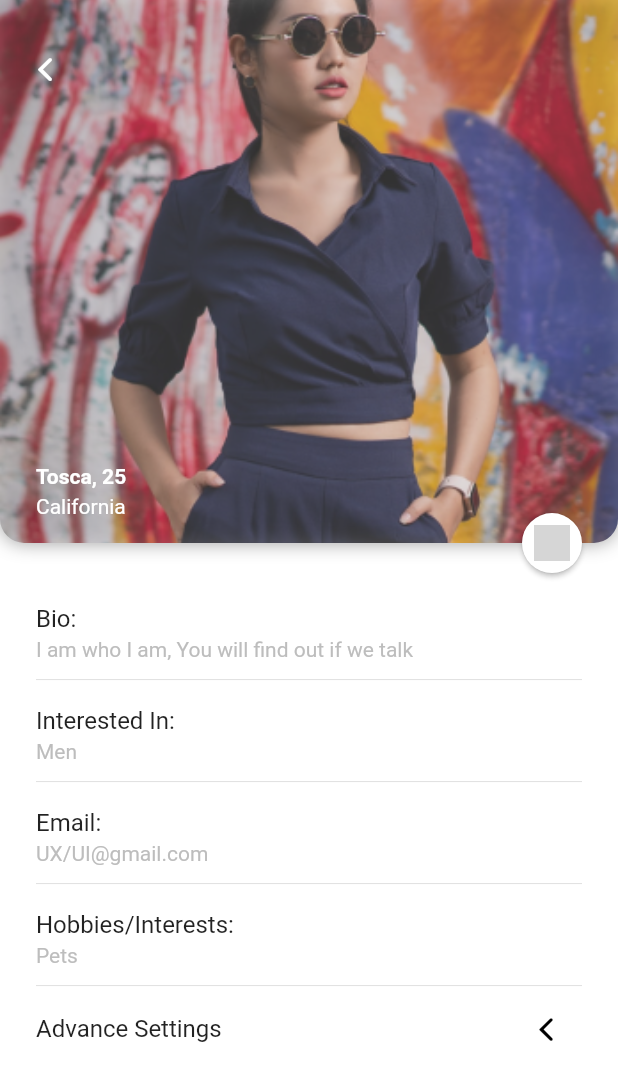
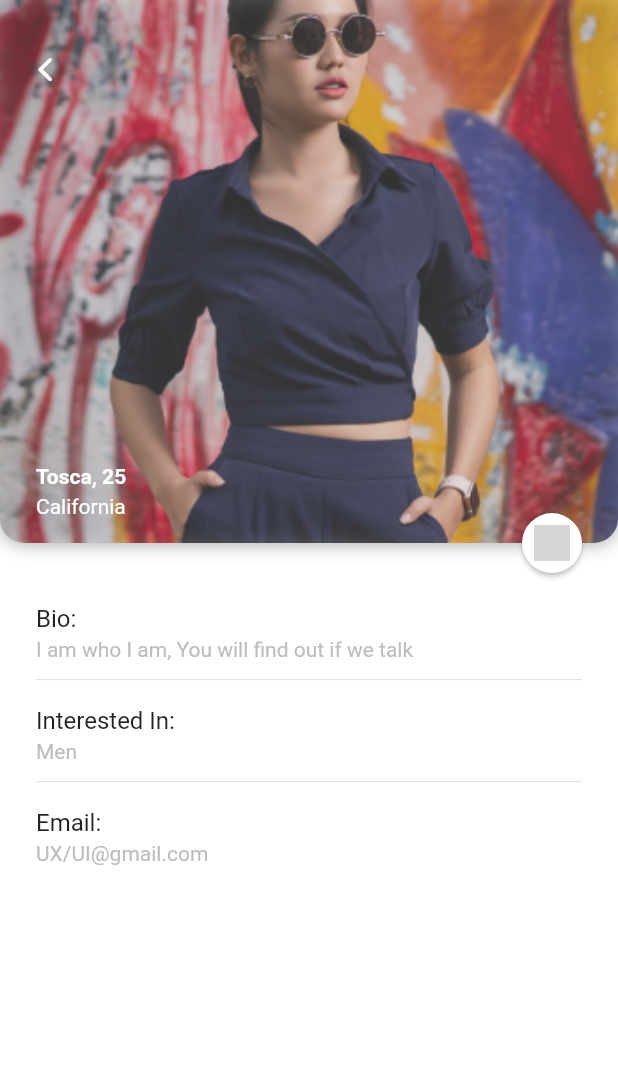
Before and after one commit to UsmanKhanFlutter/pitch_app, a Flutter app: the ProfileScreen screen opened directly, on a phone screen of 412 x 824 dp. Shown: the top 1081 px of the screen. Run offline on Flutter 3.47's test engine with Material 2 defaults, Android fonts, the light colour scheme and no system bars; drawn by our look-alikes of velocity_x; our stand-ins replace country_code_picker, percent_indicator; grey boxes are pictures that could not be loaded.

Commit message:
3:50PM 9/6/2021 Hina

```diff
--- a/lib/screens/profile/screen_profile.dart
+++ b/lib/screens/profile/screen_profile.dart
@@ -11,15 +11,15 @@ class ProfileScreen extends StatelessWidget {
     "Bio:",
     "Interested In:",
     "Email:",
-    "Hobbies/Interests:",
-    "Advance Settings",
+    // "Hobbies/Interests:",
+    // "Advance Settings",
   ];
   final List<String> subList = [
     "I am who I am, You will find out if we talk",
     "Men",
     "UX/UI@gmail.com",
-    "Pets",
-    "Advance Settings",
+    // "Pets",
+    // "Advance Settings",
   ];
   @override
   Widget build(BuildContext context) {
@@ -89,34 +89,34 @@ class ProfileScreen extends StatelessWidget {
           ),
           Expanded(
             child: ListView.separated(
-              itemCount: 5,
+              itemCount: 3,
               itemBuilder: (context, index) {
-                if (index == 4) {
-                  return Padding(
-                    padding:
-                        const EdgeInsets.only(bottom: 16, left: 8, right: 8),
-                    child: Container(
-                      height: 50,
-                      alignment: Alignment.center,
-                      child: ListTile(
-                        title: "Advance Settings".text.make(),
-                        trailing: IconButton(
-                            icon: Icon(
-                              CupertinoIcons.back,
-                              color: Colors.black,
-                            ),
-                            onPressed: () =>
-                                _scaffoldKey.currentState.showBottomSheet(
-                                  (context) => ProfileBottomSheet(
-                                    context.screenHeight * 0.7,
-                                  ),
-                                )
-                            // profileBottomSheet(context, context.screenHeight),
-                            ),
-                      ),
-                    ),
-                  );
-                }
+                // if (index == 4) {
+                //   return Padding(
+                //     padding:
+                //         const EdgeInsets.only(bottom: 16, left: 8, right: 8),
+                //     child: Container(
+                //       height: 50,
+                //       alignment: Alignment.center,
+                //       child: ListTile(
+                //         title: "Advance Settings".text.make(),
+                //         trailing: IconButton(
+                //             icon: Icon(
+                //               CupertinoIcons.back,
+                //               color: Colors.black,
+                //             ),
+                //             onPressed: () =>
+                //                 _scaffoldKey.currentState.showBottomSheet(
+                //                   (context) => ProfileBottomSheet(
+                //                     context.screenHeight * 0.7,
+                //                   ),
+                //                 )
+                //             // profileBottomSheet(context, context.screenHeight),
+                //             ),
+                //       ),
+                //     ),
+                //   );
+                // }
                 return Padding(
                   padding: const EdgeInsets.only(bottom: 16, left: 8, right: 8),
                   child: Container(
--- a/lib/screens/screen_gift.dart
+++ b/lib/screens/screen_gift.dart
@@ -247,7 +247,7 @@ class _GiftScreenState extends State<GiftScreen> {
                   height: ConfigSize.blockSizeVertical * 5,
                   text: 'Recieve the Gift',
                   onPressed: () {
-                    context.push((context) => BirthdayScreen());
+                    context.push((context) => YourPitchScreen());
                   },
                 )),
             Positioned(
--- a/lib/screens/screen_interest.dart
+++ b/lib/screens/screen_interest.dart
@@ -3,6 +3,7 @@ import 'package:flutter/material.dart';
 import 'package:pitch_app/CustomColors/all_colors.dart';
 import 'package:pitch_app/colors.dart';
 import 'package:pitch_app/helpers/size_config.dart';
+import 'package:pitch_app/screens/profile/screen_profile.dart';
 import 'package:pitch_app/screens/screen_ethnicity.dart';
 import 'package:pitch_app/screens/screen_name.dart';
 import 'package:pitch_app/screens/screen_whats_your_pitch.dart';
@@ -106,7 +107,8 @@ class _InterestScreenState extends State<InterestScreen> {
             ),
             StretchedButton(
                 text: "Save",
-                onPressed: () => context.push((context) => YourPitchScreen()))
+                onPressed: () => context.push((context) => ProfileScreen()))
+                // YourPitchScreen()))
           ],
         ),
       )),
```
Also changed, not shown: lib/screens/screen_name.dart (+11 -1 lines).
